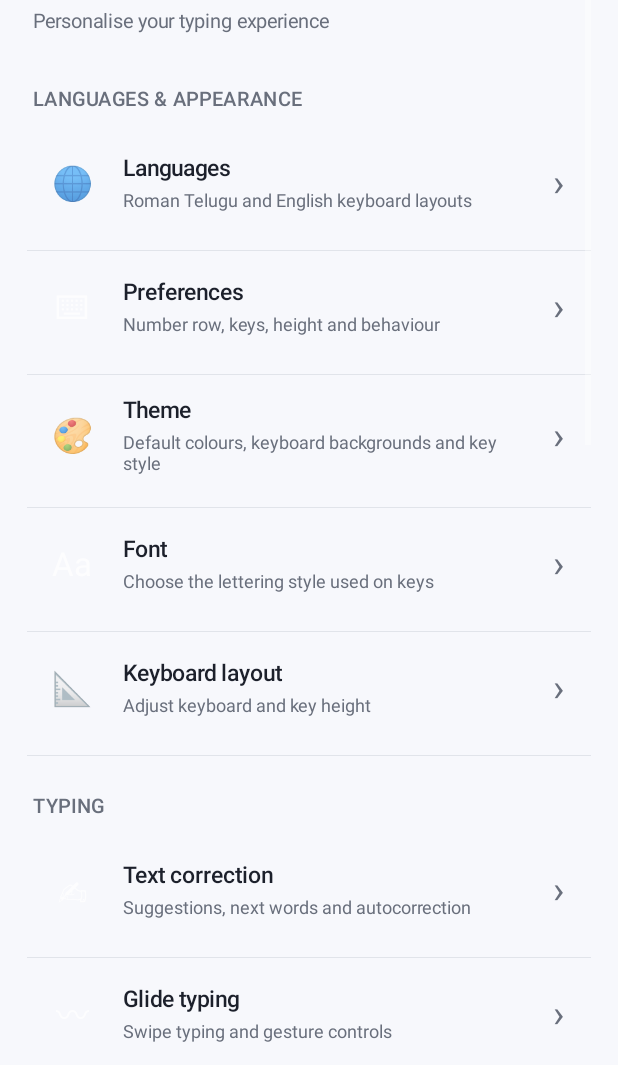
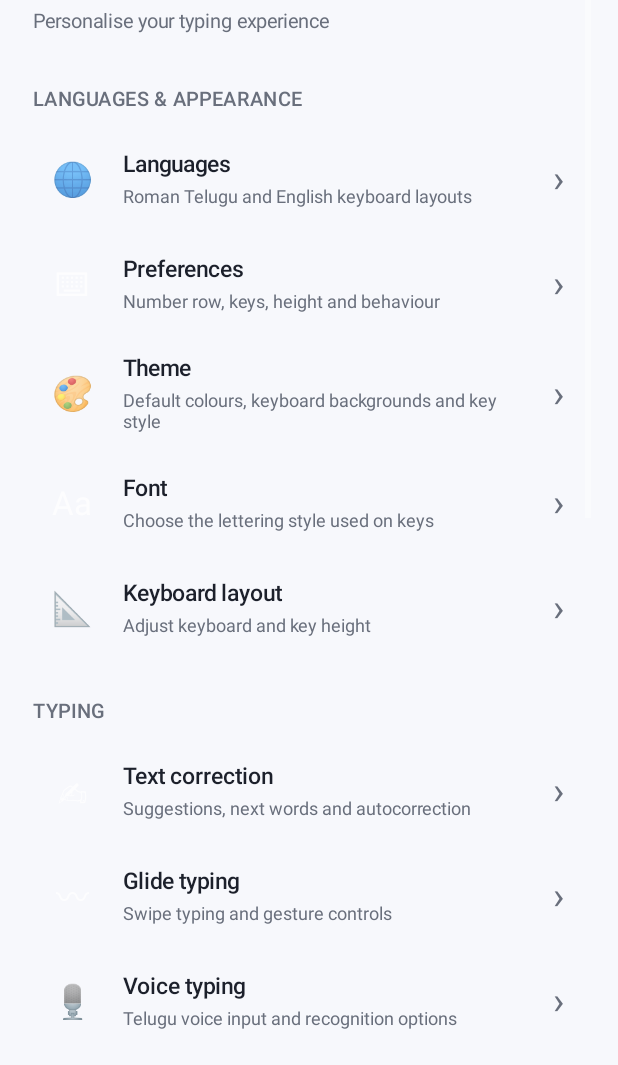
Before and after one commit to sheelampraveen449-pixel/PraveenRomanTeluguKeyboard, an Android app: the KeyboardSettingsActivity screen opened directly, with no data from a screen before it, on a phone screen of 412 x 824 dp, the part 171-1236 px from its top. Run offline under Robolectric (Android 15) with nearby library versions, the phone set to English and light mode, and no system bars.

Commit message:
Polish Gboard-style settings navigation and support every settings page

```diff
--- a/roman-keyboard/app/src/main/java/com/praveen/romantelugu/KeyboardSettingsActivity.kt
+++ b/roman-keyboard/app/src/main/java/com/praveen/romantelugu/KeyboardSettingsActivity.kt
@@ -49,7 +49,11 @@ class KeyboardSettingsActivity : Activity() {
         window.setBackgroundDrawable(ColorDrawable(bg))
         window.decorView.setBackgroundColor(bg)
         val requestedPage = intent.getStringExtra("open_page")
-            ?.takeIf { it in setOf("home", "themes", "layout", "shortcuts") } ?: "home"
+            ?.takeIf { it in setOf(
+                "home", "languages", "preferences", "themes", "fonts", "search",
+                "correction", "voice", "clipboard", "dictionary", "layout",
+                "shortcuts", "glide", "media", "advanced", "privacy", "about"
+            ) } ?: "home"
         renderPage(requestedPage, false)
     }
 
@@ -224,10 +228,14 @@ class KeyboardSettingsActivity : Activity() {
         val card = LinearLayout(this).apply {
             orientation = LinearLayout.HORIZONTAL
             gravity = Gravity.CENTER_VERTICAL
-            setPadding(dp(8), dp(13), dp(8), dp(13))
+            setPadding(dp(8), dp(10), dp(8), dp(10))
+            minimumHeight = dp(68)
             isClickable = true
             isFocusable = true
-            setBackgroundResource(android.R.drawable.list_selector_background)
+            background = android.util.TypedValue().let { value ->
+                theme.resolveAttribute(android.R.attr.selectableItemBackground, value, true)
+                getDrawable(value.resourceId)
+            }
             setOnClickListener { renderPage(destination) }
         }
 
@@ -262,10 +270,9 @@ class KeyboardSettingsActivity : Activity() {
             setTextColor(secondary)
             layoutParams = LinearLayout.LayoutParams(dp(28), dp(42))
         })
-        addCard(card)
-        content.addView(View(this).apply {
-            setBackgroundColor(if (dark) Color.rgb(55, 59, 68) else Color.rgb(225, 228, 234))
-        }, LinearLayout.LayoutParams(-1, dp(1)))
+        val params = LinearLayout.LayoutParams(-1, -2)
+        params.bottomMargin = dp(2)
+        content.addView(card, params)
     }
 
     private fun switchRow(
```
